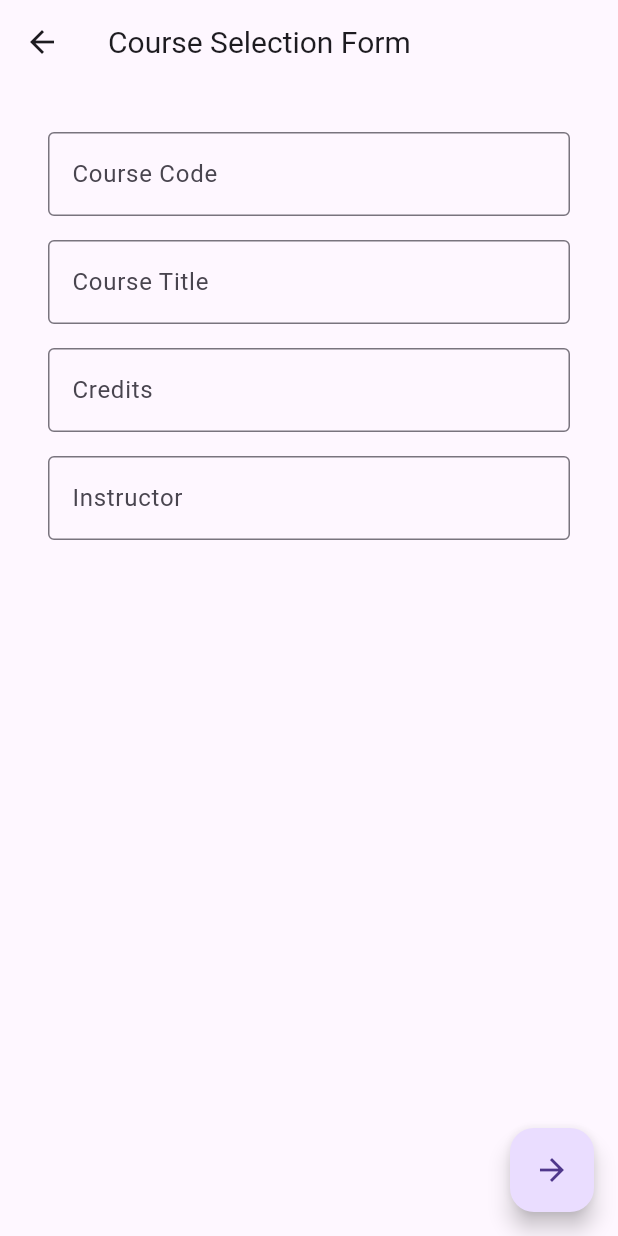
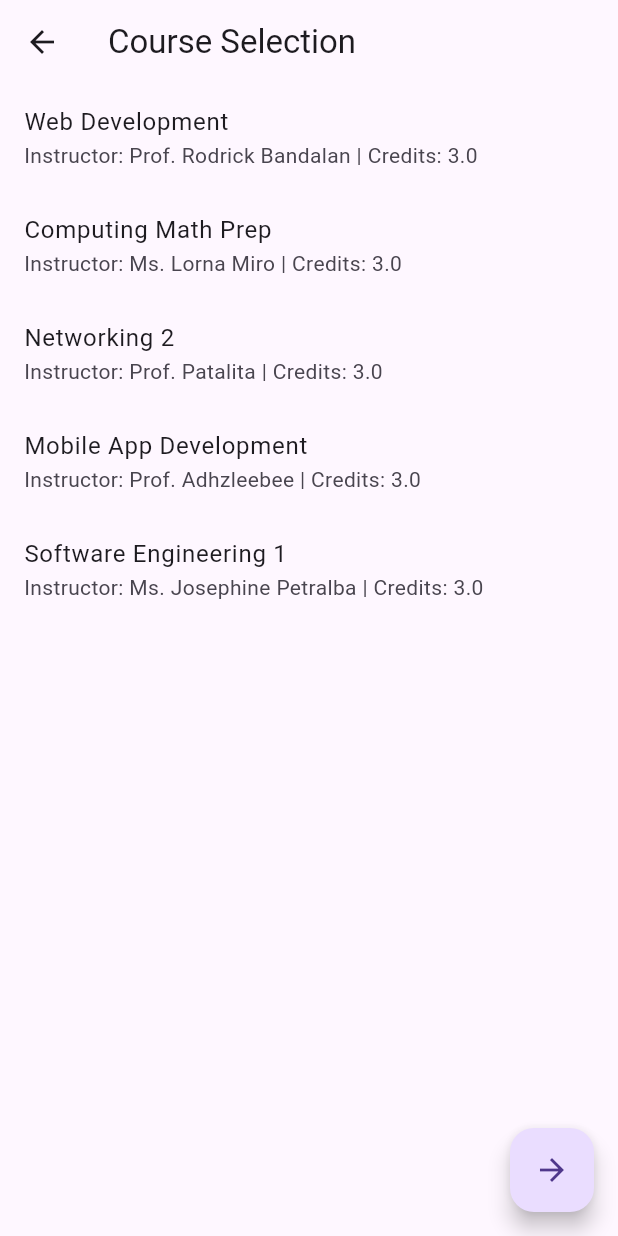
Before and after one commit to RobertAve1727/MobileDev_FlutterProject_Midterms, a Flutter app: the CourseSelection screen opened by its route, on a phone screen of 412 x 824 dp. Run offline on Flutter 3.47's test engine with Material 3 defaults, Android fonts, the phone set to English and light mode, and no system bars.

Commit message:
refactor: change CourseSelection to a StatelessWidget and update route initialization

```diff
--- a/flutter_application_midterms/lib/course/courseSelection.dart
+++ b/flutter_application_midterms/lib/course/courseSelection.dart
@@ -1,84 +1,91 @@
 import 'package:flutter/material.dart';
 import 'package:flutter_application_midterms/course/course.dart';
 import 'package:flutter_application_midterms/enrollment/enrollmentReview.dart';
-import 'package:flutter_application_midterms/course/inputs.dart';
 import 'package:provider/provider.dart';
 import 'package:flutter_application_midterms/provider/enrollmentState.dart';
 
-class CourseSelection extends StatefulWidget {
-  const CourseSelection({super.key});
+class CourseSelection extends StatelessWidget {
+  CourseSelection({super.key});
 
-  @override
-  State<CourseSelection> createState() => CourseSelectionState();
-}
-
-class CourseSelectionState extends State<CourseSelection> {
-  final formKey = GlobalKey<FormState>();
-  final courseCodeController = TextEditingController();
-  final courseTitleController = TextEditingController();
-  final instructorController = TextEditingController();
-  final creditsController = TextEditingController();
+  // Hard-coded courses
+  final List<Course> courses = [
+    Course(
+      id: 'SP Elec 1A',
+      name: 'Web Development',
+      credits: '3.0',
+      instructor: 'Prof. Rodrick Bandalan',
+    ),
+    Course(
+      id: 'CMP',
+      name: 'Computing Math Prep',
+      credits: '3.0',
+      instructor: 'Ms. Lorna Miro',
+    ),
+    Course(
+      id: 'Net2 11001',
+      name: 'Networking 2',
+      credits: '3.0',
+      instructor: 'Prof. Patalita',
+    ),
+    Course(
+      id: 'SP Elec 1B',
+      name: 'Mobile App Development',
+      credits: '3.0',
+      instructor: 'Prof. Adhzleebee',
+    ),
+    Course(
+      id: 'SE 10011',
+      name: 'Software Engineering 1',
+      credits: '3.0',
+      instructor: 'Ms. Josephine Petralba',
+    ),
+  ];
 
   @override
   Widget build(BuildContext context) {
     return Scaffold(
-      appBar: AppBar(
-        title: Text(
-          "Course Selection Form",
-          style: TextStyle(fontSize: 20),
-          textAlign: TextAlign.center,
-        ),
-      ),
+      appBar: AppBar(title: const Text('Course Selection')),
+      body: Consumer<EnrollmentState>(
+        builder: (context, enrollment, child) {
+          return ListView.builder(
+            itemCount: courses.length,
+            itemBuilder: (context, index) {
+              final course = courses[index];
+              final isSelected = enrollment.course?.id == course.id;
 
-      floatingActionButton: FloatingActionButton(
-        child: const Icon(Icons.arrow_forward),
-        onPressed: () {
-          // Validate fields before navigating
-          if (formKey.currentState!.validate()) {
-            if (formKey.currentState!.validate()) {
-              Provider.of<EnrollmentState>(context, listen: false).setCourse(
-                Course(
-                  id: courseCodeController.text,
-                  name: courseTitleController.text,
-                  credits: creditsController.text,
-                  instructor: instructorController.text,
+              return ListTile(
+                title: Text(course.name),
+                subtitle: Text(
+                  'Instructor: ${course.instructor} | Credits: ${course.credits}',
                 ),
+                trailing: isSelected
+                    ? const Icon(Icons.check, color: Colors.green)
+                    : null,
+                onTap: () {
+                  // Update the selected course in global state
+                  enrollment.setCourse(course);
+                },
               );
-              Navigator.push(
-                context,
-                MaterialPageRoute(builder: (context) => EnrollmentReview()),
-              );
-            } else {
-              // Show message if validation fails
-              ScaffoldMessenger.of(context).showSnackBar(
-                const SnackBar(
-                  content: Text("Please fill out all required fields."),
-                ),
-              );
-            }
-          }
+            },
+          );
         },
       ),
-      body: SingleChildScrollView(
-        padding: const EdgeInsets.all(16.0),
-        child: Form(
-          key: formKey,
-          child: Column(
-            children: [
-              Inputs(
-                input1: courseCodeController,
-                input2: courseTitleController,
-                input3: creditsController,
-                input4: instructorController,
-                label1: 'Course Code',
-                label2: 'Course Title',
-                label3: 'Credits',
-                label4: 'Instructor',
-              ),
-              const SizedBox(height: 20),
-            ],
-          ),
-        ),
+      floatingActionButton: Consumer<EnrollmentState>(
+        builder: (context, enrollment, child) {
+          return FloatingActionButton(
+            child: const Icon(Icons.arrow_forward),
+            onPressed: enrollment.course != null
+                ? () {
+                    Navigator.push(
+                      context,
+                      MaterialPageRoute(
+                        builder: (context) => EnrollmentReview(),
+                      ),
+                    );
+                  }
+                : null, // disabled if no course selected
+          );
+        },
       ),
     );
   }
--- a/flutter_application_midterms/lib/main.dart
+++ b/flutter_application_midterms/lib/main.dart
@@ -24,7 +24,7 @@ class MyApp extends StatelessWidget {
       initialRoute: '/studentInfo',
       routes: {
         '/studentInfo': (context) => const StudentInfo(),
-        '/courseSelection': (context) => const CourseSelection(),
+        '/courseSelection': (context) => CourseSelection(),
         '/enrollmentReview': (context) => const EnrollmentReview(),
       },
     );
```
